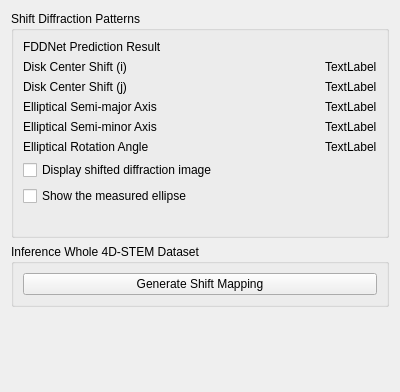
Above: FourDExplorer/ui/uiWidgetAlignmentFDDNet.ui from ManifoldsHu/FourDExplorer before the change. Below: the same form after it.
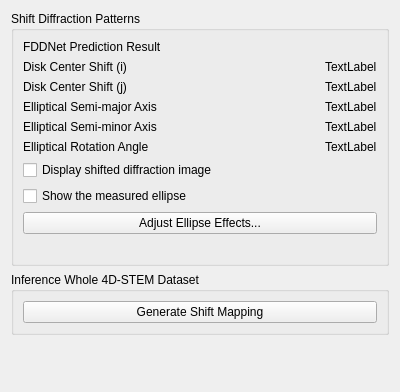
That is the form after the change.

Commit message: add the adjust ellipse effects button for widget alignment fddnet

Patch:
```diff
--- a/FourDExplorer/ui/uiWidgetAlignmentFDDNet.ui
+++ b/FourDExplorer/ui/uiWidgetAlignmentFDDNet.ui
@@ -136,6 +136,13 @@
         </property>
        </widget>
       </item>
+      <item>
+       <widget class="QPushButton" name="pushButton_adjust_ellipse_effects">
+        <property name="text">
+         <string>Adjust Ellipse Effects...</string>
+        </property>
+       </widget>
+      </item>
       <item>
        <spacer name="verticalSpacer_2">
         <property name="orientation">
```
The commit also changes 3 other files.
